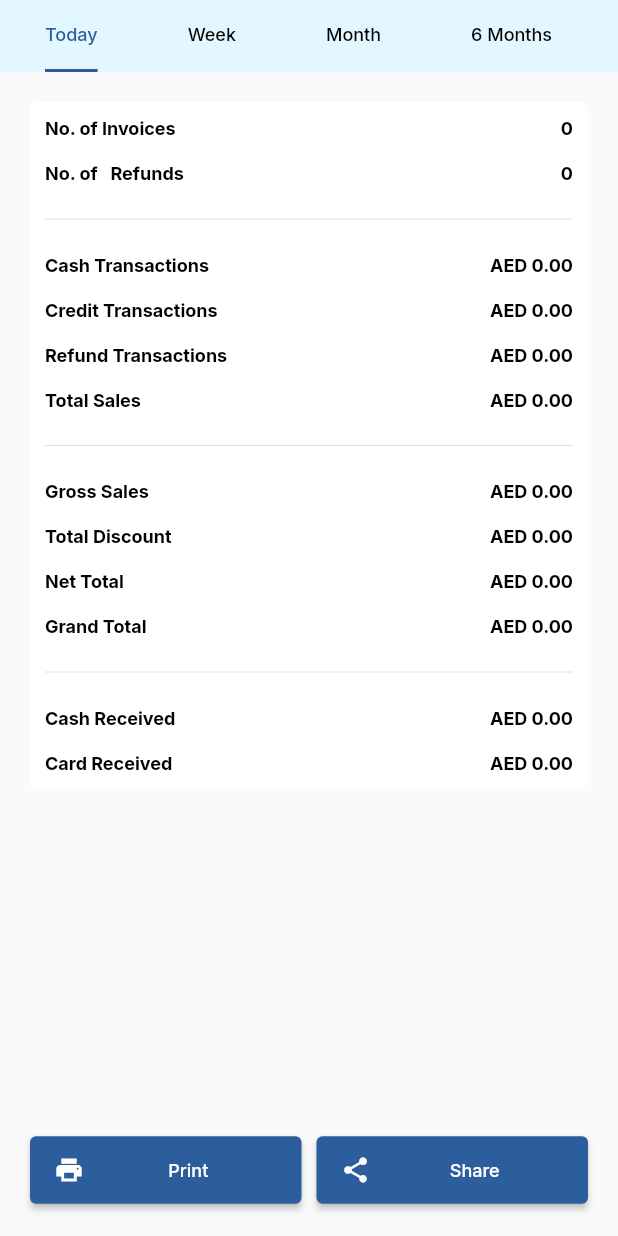
After one commit to Rohit7602/spreadx_web, a Flutter app: the SalesSummaryView screen opened by its route, on a phone screen of 412 x 824 dp. The commit adds this screen. Run offline on Flutter 3.47's test engine with Material 3 defaults, Android fonts, the phone set to English and light mode, and no system bars; our stand-ins replace carousel_slider, data_table_2, get, go_router, google_fonts and 2 more; missing offline and left inert: country_currency_pickers, country_pickers, dart:ffi, expand_widget, win32, window_manager; statements that could not run were skipped.

Commit message:
Update Report Section

```diff
--- a/lib/Components/Button/primary_btn.dart
+++ b/lib/Components/Button/primary_btn.dart
@@ -29,7 +29,7 @@ class PrimaryBtnView extends StatelessWidget {
         shape: WidgetStateProperty.all(RoundedRectangleBorder(
             borderRadius: BorderRadius.circular(borderRadius ?? 2))),
         minimumSize: WidgetStateProperty.all(
-            Size(MediaQuery.of(context).size.width * 0.2, 40)),
+            Size(MediaQuery.of(context).size.width * 0.2, 45)),
         backgroundColor: WidgetStateProperty.all<Color>(
             btnColor ?? styleSheet.COLOR.primaryColor),
       ),
@@ -54,39 +54,52 @@ class PrimaryBtnWithIcon extends StatelessWidget {
   Function onPressed;
   Color? btnColor;
   IconData icon;
+  bool isExpanded;
 
   PrimaryBtnWithIcon(
       {required this.btnName,
       required this.onPressed,
       this.btnColor,
       required this.icon,
+      this.isExpanded = false,
       super.key});
 
   @override
   Widget build(BuildContext context) {
     final view = ResponsiveHandler().getResponsiveness(context);
-    return ElevatedButton(
+    var btn = ElevatedButton(
       style: ButtonStyle(
         shape: WidgetStateProperty.all(
             RoundedRectangleBorder(borderRadius: BorderRadius.circular(4))),
         minimumSize: WidgetStateProperty.all(
-            Size(MediaQuery.of(context).size.width * 0.2, 40)),
+            Size(MediaQuery.of(context).size.width * 0.2, 45)),
         backgroundColor: WidgetStateProperty.all<Color>(
             btnColor ?? styleSheet.COLOR.primaryColor),
       ),
       onPressed: () => onPressed(),
       child: Row(
+        mainAxisAlignment: MainAxisAlignment.spaceBetween,
         children: [
-          Icon(icon),
-          styleSheet.appConfig.addWidth(10),
-          Text(
-            btnName,
-            style: view.textFontMedium
-                .copyWith(color: styleSheet.COLOR.whiteColor),
+          Icon(
+            icon,
+            size: 20,
           ),
+          Row(
+            children: [
+              styleSheet.appConfig.addWidth(10),
+              Text(
+                btnName,
+                style: view.textFontMedium
+                    .copyWith(color: styleSheet.COLOR.whiteColor),
+              ),
+            ],
+          ),
+          const SizedBox()
         ],
       ),
     );
+
+    return isExpanded ? Expanded(child: btn) : btn;
   }
 }
 
--- a/lib/Components/custom_row.dart
+++ b/lib/Components/custom_row.dart
@@ -17,7 +17,7 @@ class CustomRow extends StatelessWidget {
       children: [
         Text(title,
             style: styleSheet.TEXT_THEME.fs12Bold
-                .copyWith(color: txtColor ?? styleSheet.COLOR.greyColor)),
+                .copyWith(color: txtColor ?? styleSheet.COLOR.blackColor)),
         Text(trailing,
             style: styleSheet.TEXT_THEME.fs12Bold
                 .copyWith(color: txtColor ?? styleSheet.COLOR.blackColor))
--- a/lib/Data/local_data.dart
+++ b/lib/Data/local_data.dart
@@ -17,28 +17,33 @@ class LocalData {
 // *************** Reports Data List ********************
 
   static List<ReportDataListClass> reportList = [
-    ReportDataListClass(styleSheet.icons.salesIcon, "Sales",
+    ReportDataListClass("Sales",
         "Show SALES reports for today, last week/month/year, or choose a custom periosd of time to report."),
-    ReportDataListClass(styleSheet.icons.salesIcon, "Drawers",
+    ReportDataListClass("Drawers",
         "Show DRAWERS history and entries, or open/close current drawer."),
-    ReportDataListClass(styleSheet.icons.salesIcon, "Sales Summary",
+    ReportDataListClass("Sales Summary",
         "Show Sales summary and statistics of the current day and more date ranges."),
-    ReportDataListClass(styleSheet.icons.salesIcon, "Vat report",
-        "Show VAT reports history including VAT IN/OUT summary."),
+    ReportDataListClass(
+        "Vat report", "Show VAT reports history including VAT IN/OUT summary."),
   ];
 
 // *************** Sales Reports Data List ********************
 
   static List<ReportDataListClass> salesReportList = [
-    ReportDataListClass(
-        styleSheet.icons.salesIcon, "Today's Sale", "AED 1,447.70"),
-    ReportDataListClass(
-        styleSheet.icons.salesIcon, "Week's Sale", "AED 1,447.70"),
-    ReportDataListClass(
-        styleSheet.icons.salesIcon, "Month's Sale", "AED 1,447.70"),
-    ReportDataListClass(
-        styleSheet.icons.salesIcon, "Year's Sale", "AED 1,447.70"),
-    ReportDataListClass(styleSheet.icons.salesIcon, "Custom", "AED 1,447.70"),
+    ReportDataListClass("Today", "AED 1,447.70"),
+    ReportDataListClass("This Week", "AED 1,447.70"),
+    ReportDataListClass("This Month", "AED 1,447.70"),
+    ReportDataListClass("This Year", "AED 1,447.70"),
+    ReportDataListClass("Custom", "AED 1,447.70"),
+  ];
+
+// *************** Sales Reports Data List ********************
+
+  static List<ReportDataListClass> salesReportViewList = [
+    ReportDataListClass("Today", "Duration"),
+    ReportDataListClass("AED 0.00", "Total"),
+    ReportDataListClass("AED 0.00", "Total Excluding VAT:"),
+    ReportDataListClass("AED 0.00", "Total VAT amount"),
   ];
 
 // *************** Dashboard Btn List ********************
@@ -130,8 +135,17 @@ class LocalData {
     "Delivery Patner",
     "New"
   ];
+
+// *************** Business Type List ********************
+  static List<String> salesSummaryDayWise = [
+    "Today",
+    "Week",
+    "Month",
+    "6 Months",
+    "Year",
+    "Custom",
+  ];
 }
-
 // ******** Class Start From Here ******************
 
 // class For Onboarding List
@@ -145,9 +159,9 @@ class OnboardingListClass {
 // class For ReportData List
 
 class ReportDataListClass {
-  String icon, title, description;
+  String title, description;
 
-  ReportDataListClass(this.icon, this.title, this.description);
+  ReportDataListClass(this.title, this.description);
 }
 
 // class For Dashboard Button List
--- a/lib/Utils/Routes/route_config.dart
+++ b/lib/Utils/Routes/route_config.dart
@@ -10,9 +10,8 @@ import 'package:spreadx_web/View/Onboarding/onboarding.dart';
 import 'package:spreadx_web/View/Reports/reports_view.dart';
 import 'package:spreadx_web/View/Sales/product_wise_report.dart';
 import 'package:spreadx_web/View/Sales/sales_report.dart';
-import 'package:spreadx_web/View/Supppliers/add_new_supplier.dart';
+import 'package:spreadx_web/View/Sales/sales_summary.dart';
 import 'package:spreadx_web/View/Supppliers/suppliers_view.dart';
-import 'package:spreadx_web/View/Transactions/transaction_list.dart';
 import 'package:spreadx_web/View/Transactions/transaction_view.dart';
 import 'package:spreadx_web/View/Transactions/transactions_invoice.dart';
 import 'package:spreadx_web/View/main_setup/Business_Setup/business_profile_setup_view.dart';
@@ -25,7 +24,7 @@ import 'package:spreadx_web/View/main_setup/security/security_view.dart';
 import 'package:spreadx_web/View/main_setup/store_settings/store_settings_view.dart';
 
 final GoRouter router = GoRouter(
-  initialLocation: MyRoute.onboarding,
+  initialLocation: MyRoute.drawerView,
   routes: [
     GoRoute(
       path: MyRoute.onboarding,
@@ -37,7 +36,11 @@ final GoRouter router = GoRouter(
     ),
     GoRoute(
       path: MyRoute.salesReport,
-      builder: (context, state) => SalesReportView(),
+      builder: (context, state) => const SalesReportView(),
+    ),
+    GoRoute(
+      path: MyRoute.salesSummary,
+      builder: (context, state) => const SalesSummaryView(),
     ),
     GoRoute(
       path: MyRoute.transactionInvoice,
--- a/lib/Utils/Routes/routes.dart
+++ b/lib/Utils/Routes/routes.dart
@@ -2,6 +2,7 @@ class MyRoute {
   static String onboarding = "/";
   static String login = "/login";
   static String salesReport = "/salesReport";
+  static String salesSummary = "/salesSummary";
   static String drawerView = "/drawer";
   static String transactionInvoice = "/transactionInvoice";
   static String transactionList = "/transactionList";
--- a/lib/Utils/Styles/app_images.dart
+++ b/lib/Utils/Styles/app_images.dart
@@ -23,6 +23,7 @@ class AppImage {
   String onboarding2Img = "assets/Image/onboarding_2.png";
   String onboarding3Img = "assets/Image/onboarding_3.png";
   String empty_cart = "assets/Image/empty_cart.png";
+  String salesReport = "assets/Image/sales_report.png";
 }
 
 // SVG Images
--- a/lib/View/Reports/Widget/report_dash_card.dart
+++ b/lib/View/Reports/Widget/report_dash_card.dart
@@ -5,12 +5,11 @@ import 'package:spreadx_web/Responsive/responsive_handler.dart';
 import 'package:spreadx_web/main.dart';
 
 class ReportDashboardCard extends StatelessWidget {
-  final String title, icon, description;
+  final String title, description;
   Function onPressed;
   ReportDashboardCard(
       {required this.title,
       required this.description,
-      required this.icon,
       required this.onPressed,
       super.key});
 
--- a/lib/View/Reports/reports_view.dart
+++ b/lib/View/Reports/reports_view.dart
@@ -29,7 +29,6 @@ class ReportsView extends StatelessWidget {
         return ReportDashboardCard(
           title: report.title,
           description: report.description,
-          icon: report.icon,
           onPressed: () {
             // context.go(MyRoute.drawerView);
           },
--- /dev/null
+++ b/lib/View/Sales/sales_summary.dart
@@ -0,0 +1,208 @@
+import 'package:flutter/material.dart';
+import 'package:get/get.dart';
+import 'package:spreadx_web/Components/Button/primary_btn.dart';
+import 'package:spreadx_web/Components/custom_row.dart';
+import 'package:spreadx_web/Data/local_data.dart';
+import 'package:spreadx_web/main.dart';
+
+class SalesSummaryView extends StatefulWidget {
+  const SalesSummaryView({super.key});
+
+  @override
+  State<SalesSummaryView> createState() => _SalesSummaryViewState();
+}
+
+class _SalesSummaryViewState extends State<SalesSummaryView>
+    with SingleTickerProviderStateMixin {
+  late TabController tabController;
+
+  @override
+  void initState() {
+    tabController = TabController(length: 6, vsync: this);
+    tabController.addListener(() {
+      setState(() {});
+    });
+    super.initState();
+  }
+
+  String fromDate = DateTime.now().toString();
+  String endDate = DateTime.now().toString();
+
+  @override
+  Widget build(BuildContext context) {
+    return Scaffold(
+      body: Column(
+        mainAxisAlignment: MainAxisAlignment.spaceBetween,
+        children: [
+          Column(
+            crossAxisAlignment: CrossAxisAlignment.start,
+            children: [
+              Container(
+                width: styleSheet.appConfig.getScreenWidth(context),
+                color: styleSheet.COLOR.lightBlueColor,
+                child: TabBar(
+                    indicatorColor: styleSheet.COLOR.primaryColor,
+                    labelPadding: const EdgeInsets.symmetric(horizontal: 30),
+                    isScrollable: true,
+                    indicatorSize: TabBarIndicatorSize.label,
+                    labelStyle: styleSheet.TEXT_THEME.fs12Medium
+                        .copyWith(color: styleSheet.COLOR.primaryColor),
+                    unselectedLabelStyle: styleSheet.TEXT_THEME.fs12Medium
+                        .copyWith(color: styleSheet.COLOR.blackColor),
+                    controller: tabController,
+                    tabs: [
+                      ...List.generate(LocalData.salesSummaryDayWise.length,
+                          (i) {
+                        return Tab(
+                          text: LocalData.salesSummaryDayWise[i],
+                        );
+                      })
+                    ]),
+              ),
+              Container(
+                margin: styleSheet.DECORATION.PADDING_20,
+                padding: styleSheet.DECORATION.PADDING_10,
+                decoration: BoxDecoration(
+                  borderRadius: styleSheet.DECORATION.RADIUS_5,
+                  color: styleSheet.COLOR.whiteColor,
+                ),
+                child: tabController.index == 5
+                    ? Row(
+                        children: [
+                          Flexible(
+                            flex: 1,
+                            child: Row(
+                              crossAxisAlignment: CrossAxisAlignment.center,
+                              children: [
+                                const Text("From"),
+                                styleSheet.appConfig.addWidth(30),
+                                GestureDetector(
+                                  onTap: () {
+                                    showDatePicker(
+                                            context: context,
+                                            firstDate: DateTime(1950),
+                                            lastDate: DateTime(2050))
+                                        .then((val) {
+                                      if (val != null) {
+                                        fromDate = val.toString();
+                                        setState(() {});
+                                      }
+                                    });
+                                  },
+                                  child: Container(
+                                    padding: const EdgeInsets.symmetric(
+                                        horizontal: 20, vertical: 8),
+                                    alignment: Alignment.center,
+                                    decoration: BoxDecoration(
+                                      border: Border.all(
+                                          color: styleSheet.COLOR.greyColor),
+                                      borderRadius:
+                                          styleSheet.DECORATION.RADIUS_5,
+                                    ),
+                                    child: Text(
+                                      fromDate,
+                                      style: styleSheet.TEXT_THEME.fs12Medium,
+                                    ),
+                                  ),
+                                ),
+                              ],
+                            ),
+                          ),
+                          styleSheet.appConfig.addWidth(20),
+                          Flexible(
+                            flex: 1,
+                            child: Row(
+                              children: [
+                                const Text("To"),
+                                styleSheet.appConfig.addWidth(30),
+                                GestureDetector(
+                                  onTap: () {
+                                    showDatePicker(
+                                            context: context,
+                                            firstDate: DateTime(1950),
+                                            lastDate: DateTime(2050))
+                                        .then((val) {
+                                      if (val != null) {
+                                        endDate = val.toString();
+                                        setState(() {});
+                                      }
+                                    });
+                                  },
+                                  child: Container(
+                                    alignment: Alignment.center,
+                                    padding: const EdgeInsets.symmetric(
+                                        horizontal: 20, vertical: 8),
+                                    decoration: BoxDecoration(
+                                      border: Border.all(
+                                          color: styleSheet.COLOR.greyColor),
+                                      borderRadius:
+                                          styleSheet.DECORATION.RADIUS_5,
+                                    ),
+                                    child: Text(
+                                      endDate,
+                                      style: styleSheet.TEXT_THEME.fs12Medium,
+                                    ),
+                                  ),
+                                ),
+                              ],
+                            ),
+                          )
+                        ],
+                      )
+                    : SingleChildScrollView(
+                        child: Wrap(
+                          runSpacing: 15,
+                          children: [
+                            CustomRow(title: "No. of Invoices", trailing: "0"),
+                            CustomRow(title: "No. of   Refunds", trailing: "0"),
+                            const Divider(),
+                            CustomRow(
+                                title: "Cash Transactions",
+                                trailing: "AED 0.00"),
+                            CustomRow(
+                                title: "Credit Transactions",
+                                trailing: "AED 0.00"),
+                            CustomRow(
+                                title: "Refund Transactions",
+                                trailing: "AED 0.00"),
+                            CustomRow(
+                                title: "Total Sales", trailing: "AED 0.00"),
+                            const Divider(),
+                            CustomRow(
+                                title: "Gross Sales", trailing: "AED 0.00"),
+                            CustomRow(
+                                title: "Total Discount", trailing: "AED 0.00"),
+                            CustomRow(title: "Net Total", trailing: "AED 0.00"),
+                            CustomRow(
+                                title: "Grand Total", trailing: "AED 0.00"),
+                            const Divider(),
+                            CustomRow(
+                                title: "Cash Received", trailing: "AED 0.00"),
+                            CustomRow(
+                                title: "Card Received", trailing: "AED 0.00"),
+                          ],
+                        ),
+                      ),
+              ),
+            ],
+          ),
+          Row(
+            children: [
+              PrimaryBtnWithIcon(
+                  isExpanded: true,
+                  btnName: "Print",
+                  onPressed: () {},
+                  icon: Icons.print),
+              styleSheet.appConfig.addWidth(10),
+              PrimaryBtnWithIcon(
+                  isExpanded: true,
+                  btnName: "Share",
+                  onPressed: () {},
+                  icon: Icons.share),
+            ],
+          ).paddingAll(20)
+        ],
+      ),
+    );
+  }
+}
```
Also changed, not shown: lib/View/Drawer/close_drawer_navigation.dart (added, +22 -0 lines), lib/View/Drawer/drawer_view.dart (+6 -11 lines), lib/View/Sales/day_wise_report.dart (added, +66 -0 lines), lib/View/Sales/sales_report.dart (+76 -73 lines), assets/Image/sales_report.png (added).
